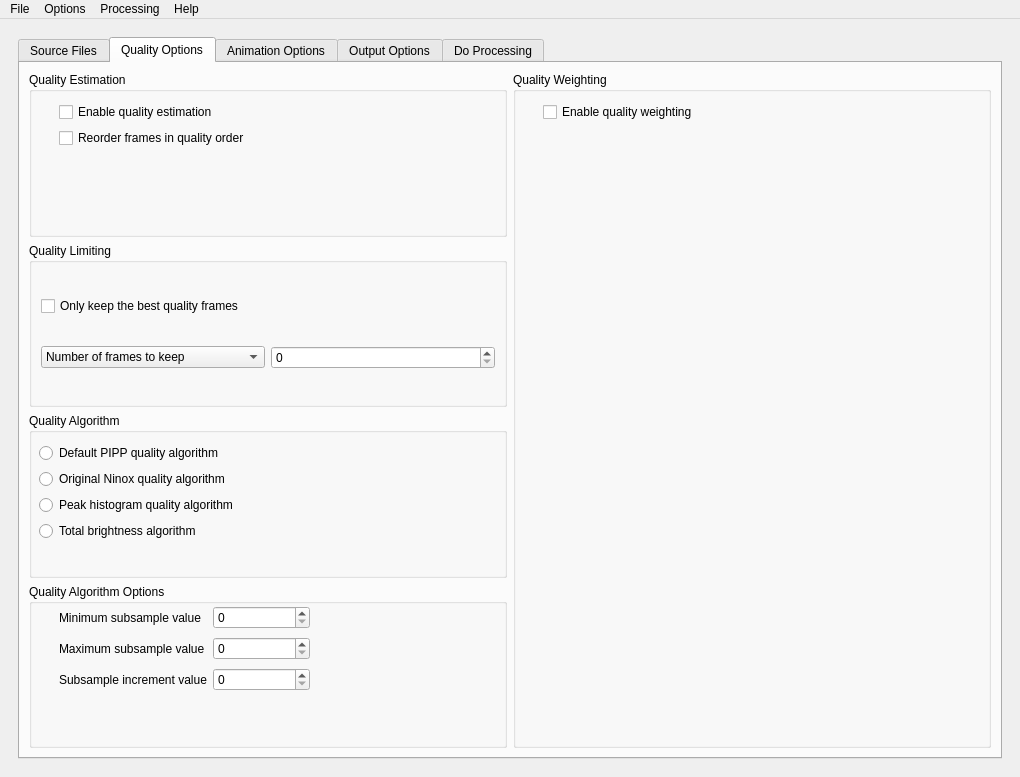
Above: ui/pipp.ui from openastroproject/oaPIPP before the change. Below: the same form after it.
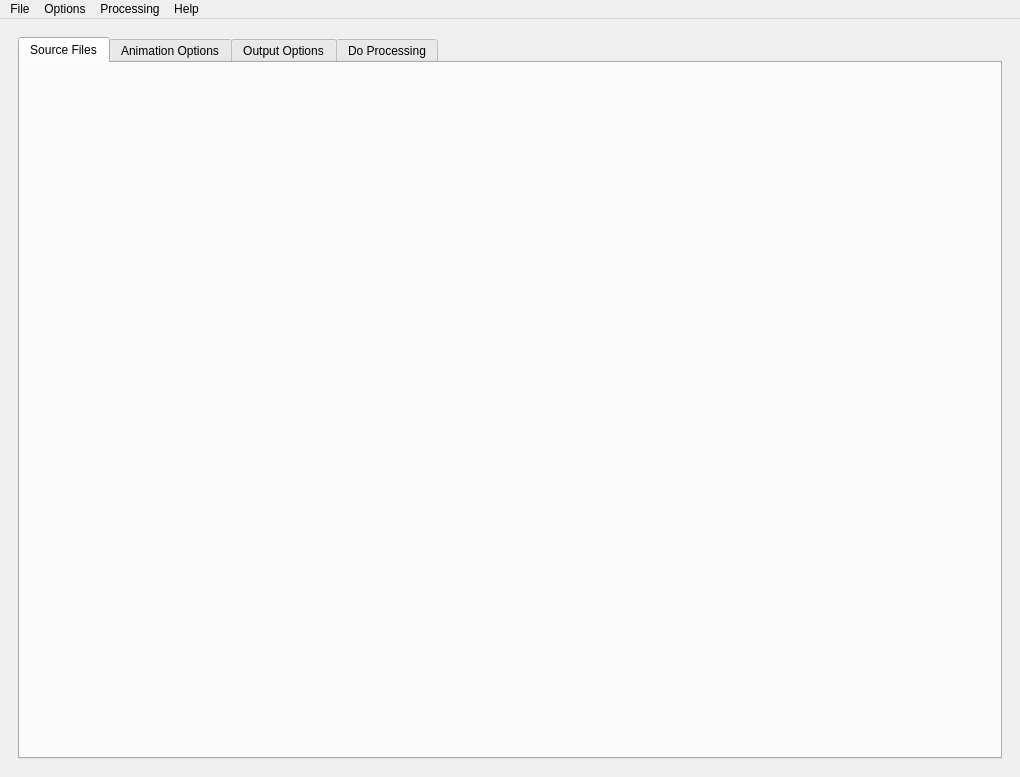
That is the form after the change. The open tabs and pages were chosen to show the change.

Commit message: Implement quality options UI

What changed in the file:
```diff
--- a/ui/pipp.ui
+++ b/ui/pipp.ui
@@ -30,203 +30,6 @@
           <layout class="QVBoxLayout" name="sourceFilesLayout">
           </layout>
          </widget>
-         <widget class="QWidget" name="qualityOptionsTab">
-          <attribute name="title">
-           <string>Quality Options</string>
-          </attribute>
-          <layout class="QHBoxLayout" name="zzz1">
-           <item>
-            <layout class="QVBoxLayout" name="qualityOptionsLHS">
-             <item>
-              <widget class="QGroupBox" name="qualityEstimationBox">
-               <property name="title">
-                <string>Quality Estimation</string>
-               </property>
-               <widget class="QWidget" name="layoutWidget_26">
-                <property name="geometry">
-                 <rect>
-                  <x>30</x>
-                  <y>30</y>
-                  <width>219</width>
-                  <height>48</height>
-                 </rect>
-                </property>
-                <layout class="QVBoxLayout" name="verticalLayout_11">
-                 <item>
-                  <widget class="QCheckBox" name="qualityEstimation">
-                   <property name="text">
-                    <string>Enable quality estimation</string>
-                   </property>
-                  </widget>
-                 </item>
-                 <item>
-                  <widget class="QCheckBox" name="reorderByQuality">
-                   <property name="text">
-                    <string>Reorder frames in quality order</string>
-                   </property>
-                  </widget>
-                 </item>
-                </layout>
-               </widget>
-              </widget>
-             </item>
-             <item>
-              <widget class="QGroupBox" name="qualityLimitingBox">
-               <property name="title">
-                <string>Quality Limiting</string>
-               </property>
-               <layout class="QGridLayout" name="gridLayout_9">
-                <item row="0" column="0">
-                 <widget class="QCheckBox" name="enableQualityLimit">
-                  <property name="text">
-                   <string>Only keep the best quality frames</string>
-                  </property>
-                 </widget>
-                </item>
-                <item row="1" column="0">
-                 <widget class="QComboBox" name="keepTypeSelector">
-                  <item>
-                   <property name="text">
-                    <string>Number of frames to keep</string>
-                   </property>
-                  </item>
-                  <item>
-                   <property name="text">
-                    <string>Percentage of frames to keep</string>
-                   </property>
-                  </item>
-                 </widget>
-                </item>
-                <item row="1" column="1">
-                 <widget class="QSpinBox" name="numberToKeep"/>
-                </item>
-               </layout>
-              </widget>
-             </item>
-             <item>
-              <widget class="QGroupBox" name="qualityAlgorithmBox">
-               <property name="title">
-                <string>Quality Algorithm</string>
-               </property>
-               <widget class="QWidget" name="layoutWidget_27">
-                <property name="geometry">
-                 <rect>
-                  <x>10</x>
-                  <y>30</y>
-                  <width>231</width>
-                  <height>100</height>
-                 </rect>
-                </property>
-                <layout class="QVBoxLayout" name="verticalLayout_12">
-                 <item>
-                  <widget class="QRadioButton" name="pippQuality">
-                   <property name="text">
-                    <string>Default PIPP quality algorithm</string>
-                   </property>
-                  </widget>
-                 </item>
-                 <item>
-                  <widget class="QRadioButton" name="ninoxQuality">
-                   <property name="text">
-                    <string>Original Ninox quality algorithm</string>
-                   </property>
-                  </widget>
-                 </item>
-                 <item>
-                  <widget class="QRadioButton" name="peakHistogramQuality">
-                   <property name="text">
-                    <string>Peak histogram quality algorithm</string>
-                   </property>
-                  </widget>
-                 </item>
-                 <item>
-                  <widget class="QRadioButton" name="brightnessQuality">
-                   <property name="text">
-                    <string>Total brightness algorithm</string>
-                   </property>
-                  </widget>
-                 </item>
-                </layout>
-               </widget>
-              </widget>
-             </item>
-             <item>
-              <widget class="QGroupBox" name="qualityAlgorithmOptionsBox">
-               <property name="title">
-                <string>Quality Algorithm Options</string>
-               </property>
-               <widget class="QWidget" name="layoutWidget_28">
-                <property name="geometry">
-                 <rect>
-                  <x>30</x>
-                  <y>20</y>
-                  <width>251</width>
-                  <height>89</height>
-                 </rect>
-                </property>
-                <layout class="QGridLayout" name="gridLayout_10">
-                 <item row="0" column="0">
-                  <widget class="QLabel" name="minSubsampleLabel">
-                   <property name="text">
-                    <string>Minimum subsample value</string>
-                   </property>
-                  </widget>
-                 </item>
-                 <item row="0" column="1">
-                  <widget class="QSpinBox" name="minSubsample"/>
-                 </item>
-                 <item row="1" column="0">
-                  <widget class="QLabel" name="maxSubsampleLabel">
-                   <property name="text">
-                    <string>Maximum subsample value</string>
-                   </property>
-                  </widget>
-                 </item>
-                 <item row="1" column="1">
-                  <widget class="QSpinBox" name="maxSubsample"/>
-                 </item>
-                 <item row="2" column="0">
-                  <widget class="QLabel" name="subsampleIncrementLabel">
-                   <property name="text">
-                    <string>Subsample increment value</string>
-                   </property>
-                  </widget>
-                 </item>
-                 <item row="2" column="1">
-                  <widget class="QSpinBox" name="subsampleIncrement"/>
-                 </item>
-                </layout>
-               </widget>
-              </widget>
-             </item>
-            </layout>
-           </item>
-           <item>
-            <layout class="QVBoxLayout" name="qualityOptionsRHS">
-             <item>
-              <widget class="QGroupBox" name="qualityWeightingBox">
-               <property name="title">
-                <string>Quality Weighting</string>
-               </property>
-               <widget class="QCheckBox" name="qualityWeighting">
-                <property name="geometry">
-                 <rect>
-                  <x>30</x>
-                  <y>30</y>
-                  <width>411</width>
-                  <height>20</height>
-                 </rect>
-                </property>
-                <property name="text">
-                 <string>Enable quality weighting</string>
-                </property>
-               </widget>
-              </widget>
-             </item>
-            </layout>
-           </item>
-          </layout>
-         </widget>
          <widget class="QWidget" name="animationOptionsTab">
           <attribute name="title">
            <string>Animation Options</string>
```
The commit also changes 3 other files.
